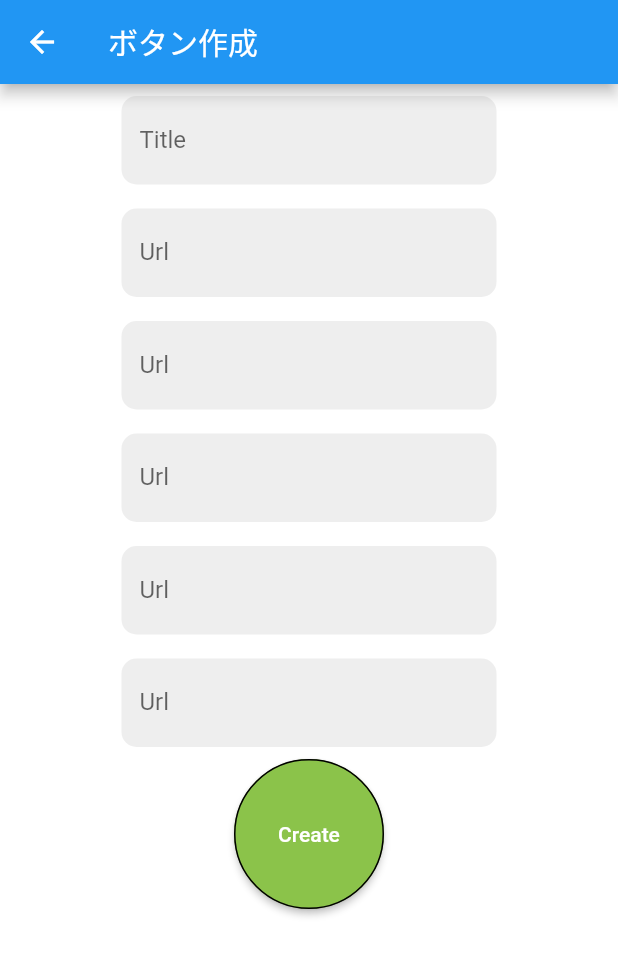
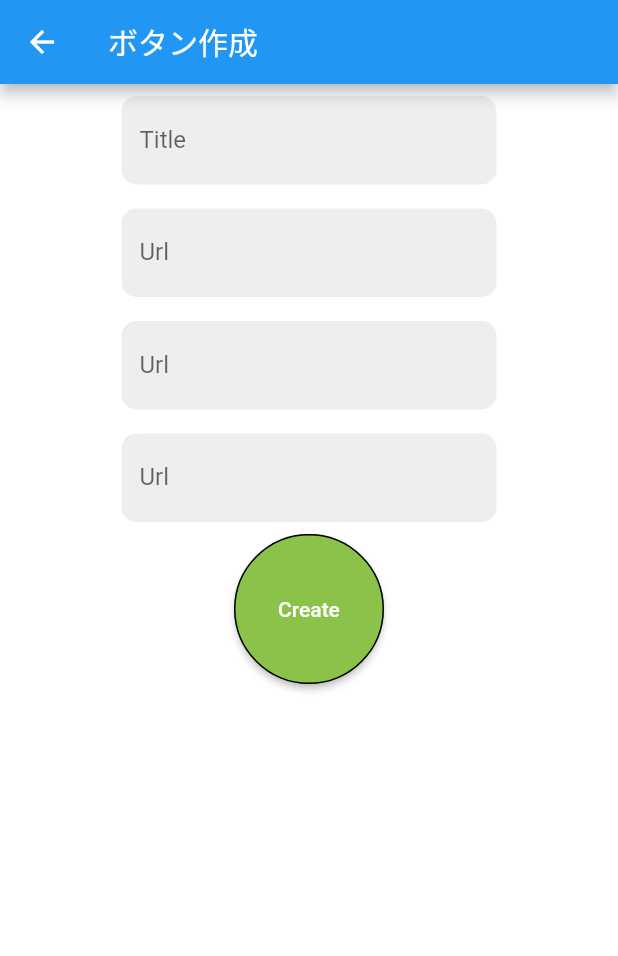
Before and after one commit to seipan1213/KnowledgeButtonApp, a Flutter app: the CreateButtonPage screen opened directly, on a phone screen of 412 x 824 dp. Shown: the top 956 px of the screen. Run offline on Flutter 3.47's test engine with Material 2 defaults, Android fonts, the phone set to English and light mode, and no system bars; our stand-ins replace cloud_firestore, firebase_core, freezed_annotation, get, hooks_riverpod; accounts and stored records are empty.

Commit message:
リファクタ、url バグ修正

```diff
--- a/lib/repositories/knowledge_button_repository.dart
+++ b/lib/repositories/knowledge_button_repository.dart
@@ -11,7 +11,6 @@ class KnowledgeButtonRepository {
   Future<dynamic> fetch() async {
     final json = await apiService.getKnowledgeButtons();
     return json.map((e) => KnowledgeButton.fromJson(e)).toList();
-    ;
   }
 
   Future<void> addButtonData(String title, List<String> urls) async {
--- a/lib/views/pages/createButton/components/create_button_page_body.dart
+++ b/lib/views/pages/createButton/components/create_button_page_body.dart
@@ -8,7 +8,7 @@ class CreateButtonPageBody extends ConsumerWidget {
   CreateButtonPageBody({super.key});
 
   String title = "";
-  List<String> urls = List.filled(5, "");
+  final List<String> urls = List.filled(3, "");
 
   @override
   Widget build(BuildContext context, WidgetRef ref) {
```
Also changed, not shown: 1 other file.
